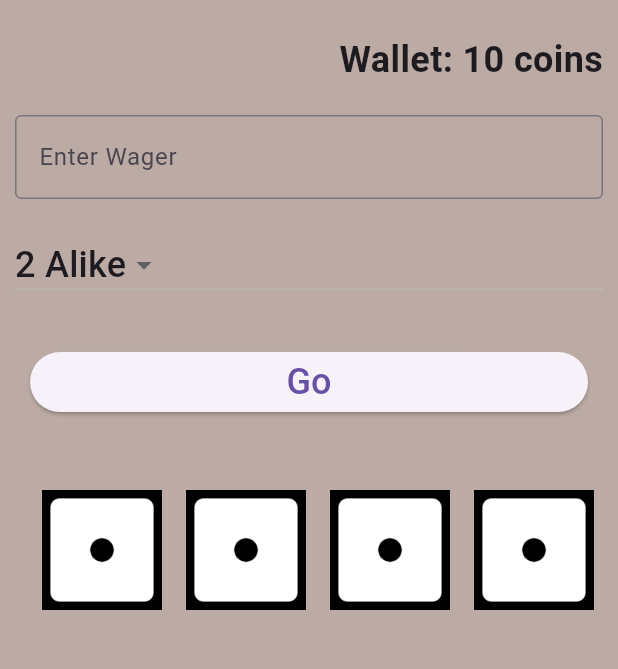
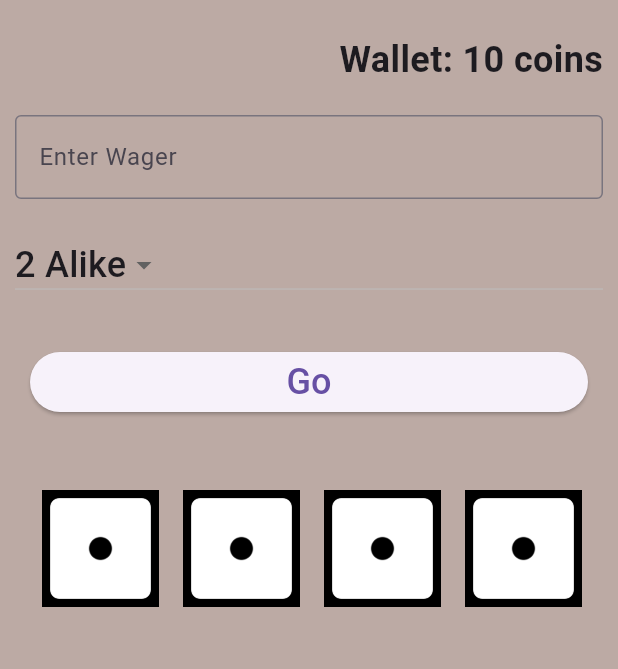
Before and after one commit to arvekhandelwal/mydicegame, a Flutter app: the screen it shows after launch, on a phone screen of 412 x 824 dp, the part 65-734 px from its top. Run offline on Flutter 3.47's test engine with Material 3 defaults, Android fonts, the light colour scheme and no system bars; our stand-ins replace fluttertoast.

Commit message:
Final commit

```diff
--- a/lib/main.dart
+++ b/lib/main.dart
@@ -300,14 +300,16 @@ class _HomeState extends State<Home> with SingleTickerProviderStateMixin {
                   Row(
                     mainAxisAlignment: MainAxisAlignment.center,
                     children: diceRolls.map((roll) {
-                      return Padding(
-                        padding: const EdgeInsets.all(8.0),
-                        child: Transform.rotate(
-                          angle: _animation.value * pi * 2,
-                          child: Image.asset(
-                            'lib/assets/images/dice_$roll.png',
-                            width: 80.0,
-                            height: 80.0,
+                      return SafeArea(
+                        child: Padding(
+                          padding: const EdgeInsets.all(8.0),
+                          child: Transform.rotate(
+                            angle: _animation.value * pi * 2,
+                            child: Image.asset(
+                              'lib/assets/images/dice_$roll.png',
+                              width: 78.0,
+                              height: 78.0,
+                            ),
                           ),
                         ),
                       );
```
